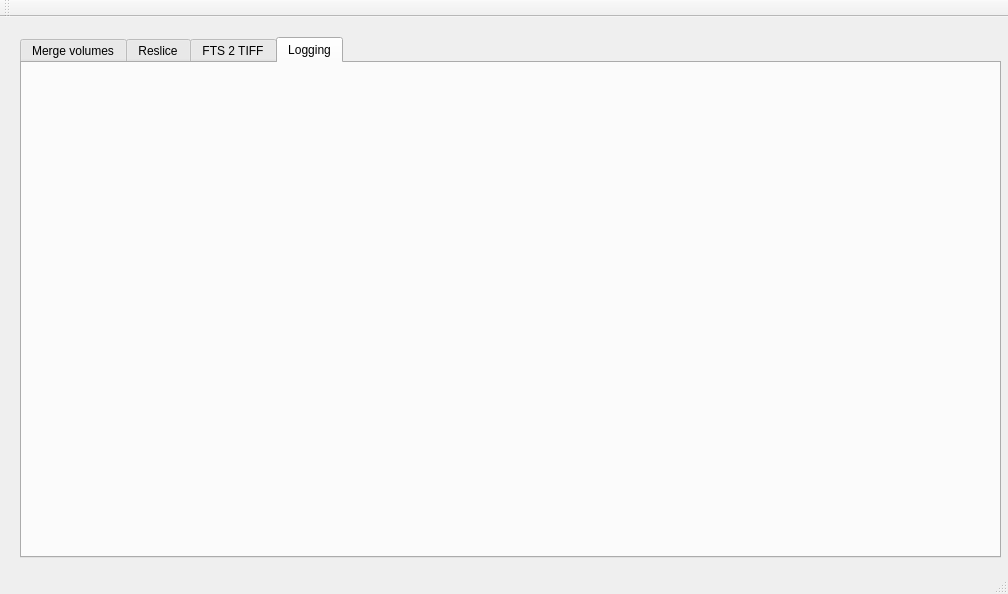
This is imagingtool/imagingtoolmain.ui in neutronimaging/imagingsuite as Qt 5 draws it before an edit. The edited form follows.
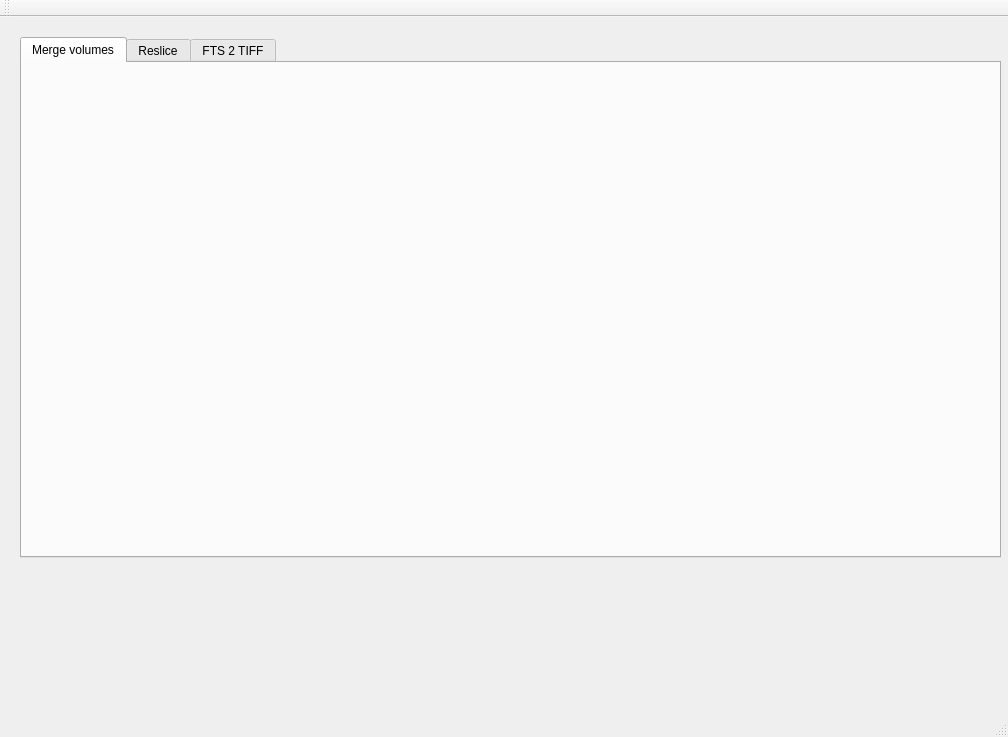
This is the edited form. The open tabs and pages were chosen to show the change. Custom widgets are drawn as their Qt base class.

What changed in the file:
```diff
--- a/imagingtool/imagingtoolmain.ui
+++ b/imagingtool/imagingtoolmain.ui
@@ -7,7 +7,7 @@
     <x>0</x>
     <y>0</y>
     <width>1008</width>
-    <height>594</height>
+    <height>737</height>
    </rect>
   </property>
   <property name="windowTitle">
@@ -541,21 +541,16 @@
       </layout>
      </widget>
     </widget>
-    <widget class="QWidget" name="tab_logging">
-     <attribute name="title">
-      <string>Logging</string>
-     </attribute>
+   </widget>
      <widget class="QtAddons::QtLogViewer" name="logviewer" native="true">
       <property name="geometry">
        <rect>
-        <x>30</x>
-        <y>20</y>
-        <width>741</width>
-        <height>441</height>
-       </rect>
-      </property>
-     </widget>
-    </widget>
+      <x>20</x>
+      <y>550</y>
+      <width>981</width>
+      <height>131</height>
+     </rect>
+    </property>
    </widget>
   </widget>
   <widget class="QMenuBar" name="menuBar">
```
Left out of the diff: 4 changed lines with no effect on the pictures. Lines whose indentation alone changed are shown as unchanged.
